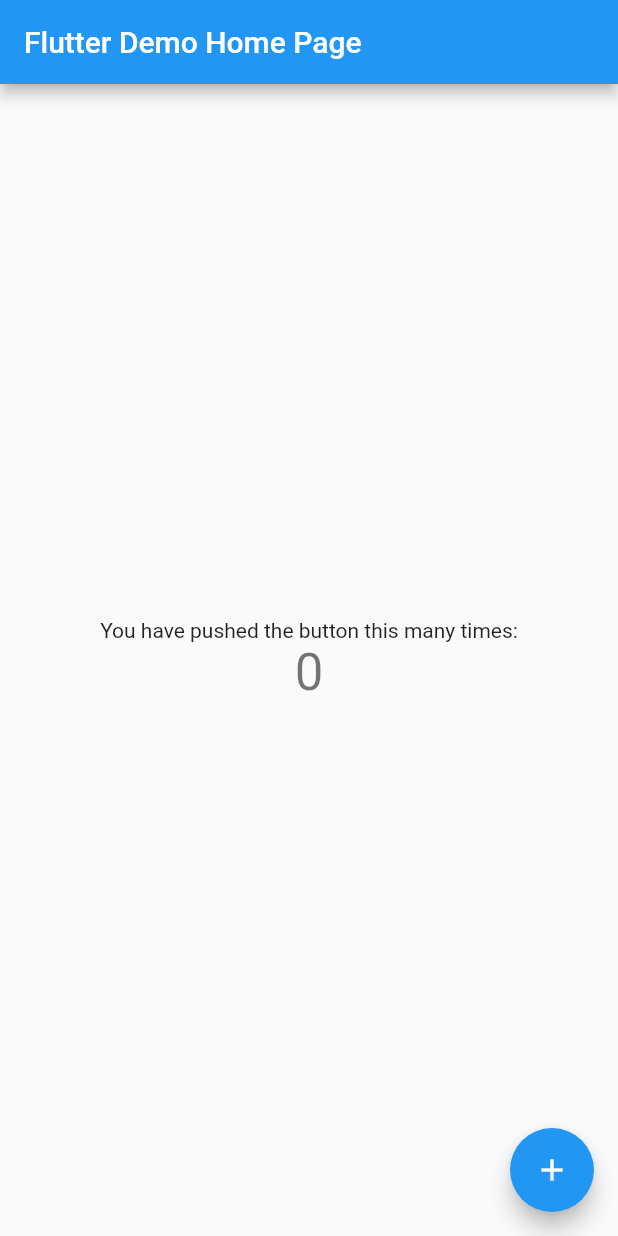
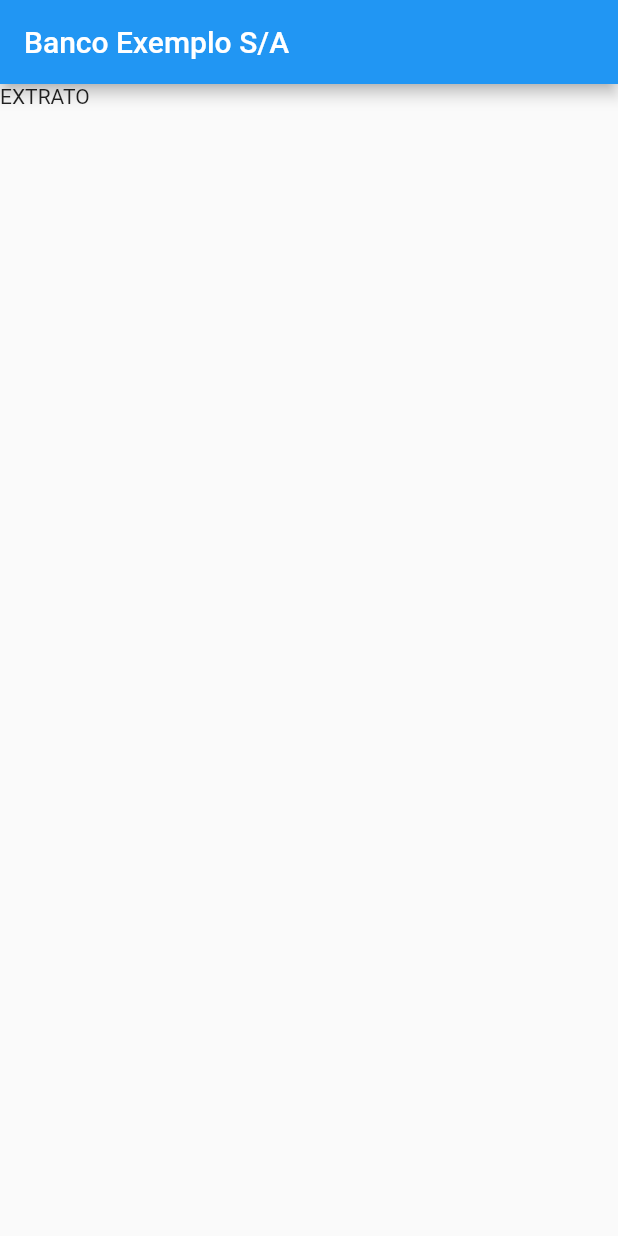
Before and after one commit to alinnegrazielle/project-flutter, a Flutter app: the screen it shows after launch, on a phone screen of 412 x 824 dp. Run offline on Flutter 3.47's test engine with Material 2 defaults, Android fonts, the phone set to English and light mode, and no system bars.

Commit message:
created title and first child

```diff
--- a/app_financial_transactions/lib/main.dart
+++ b/app_financial_transactions/lib/main.dart
@@ -9,109 +9,26 @@ class MyApp extends StatelessWidget {
   @override
   Widget build(BuildContext context) {
     return MaterialApp(
-      title: 'Flutter Demo',
+      title: 'Banco Exemplo S/A',
+      debugShowCheckedModeBanner: false,
       theme: ThemeData(
-        // This is the theme of your application.
-        //
-        // Try running your application with "flutter run". You'll see the
-        // application has a blue toolbar. Then, without quitting the app, try
-        // changing the primarySwatch below to Colors.green and then invoke
-        // "hot reload" (press "r" in the console where you ran "flutter run",
-        // or simply save your changes to "hot reload" in a Flutter IDE).
-        // Notice that the counter didn't reset back to zero; the application
-        // is not restarted.
         primarySwatch: Colors.blue,
-        // This makes the visual density adapt to the platform that you run
-        // the app on. For desktop platforms, the controls will be smaller and
-        // closer together (more dense) than on mobile platforms.
-        visualDensity: VisualDensity.adaptivePlatformDensity,
       ),
-      home: MyHomePage(title: 'Flutter Demo Home Page'),
+      home: HomePage(),
     );
   }
 }
 
-class MyHomePage extends StatefulWidget {
-  MyHomePage({Key key, this.title}) : super(key: key);
-
-  // This widget is the home page of your application. It is stateful, meaning
-  // that it has a State object (defined below) that contains fields that affect
-  // how it looks.
-
-  // This class is the configuration for the state. It holds the values (in this
-  // case the title) provided by the parent (in this case the App widget) and
-  // used by the build method of the State. Fields in a Widget subclass are
-  // always marked "final".
-
-  final String title;
-
-  @override
-  _MyHomePageState createState() => _MyHomePageState();
-}
-
-class _MyHomePageState extends State<MyHomePage> {
-  int _counter = 0;
-
-  void _incrementCounter() {
-    setState(() {
-      // This call to setState tells the Flutter framework that something has
-      // changed in this State, which causes it to rerun the build method below
-      // so that the display can reflect the updated values. If we changed
-      // _counter without calling setState(), then the build method would not be
-      // called again, and so nothing would appear to happen.
-      _counter++;
-    });
-  }
-
+class HomePage extends StatelessWidget {
   @override
   Widget build(BuildContext context) {
-    // This method is rerun every time setState is called, for instance as done
-    // by the _incrementCounter method above.
-    //
-    // The Flutter framework has been optimized to make rerunning build methods
-    // fast, so that you can just rebuild anything that needs updating rather
-    // than having to individually change instances of widgets.
     return Scaffold(
       appBar: AppBar(
-        // Here we take the value from the MyHomePage object that was created by
-        // the App.build method, and use it to set our appbar title.
-        title: Text(widget.title),
+        title: Text("Banco Exemplo S/A"),
       ),
-      body: Center(
-        // Center is a layout widget. It takes a single child and positions it
-        // in the middle of the parent.
-        child: Column(
-          // Column is also a layout widget. It takes a list of children and
-          // arranges them vertically. By default, it sizes itself to fit its
-          // children horizontally, and tries to be as tall as its parent.
-          //
-          // Invoke "debug painting" (press "p" in the console, choose the
-          // "Toggle Debug Paint" action from the Flutter Inspector in Android
-          // Studio, or the "Toggle Debug Paint" command in Visual Studio Code)
-          // to see the wireframe for each widget.
-          //
-          // Column has various properties to control how it sizes itself and
-          // how it positions its children. Here we use mainAxisAlignment to
-          // center the children vertically; the main axis here is the vertical
-          // axis because Columns are vertical (the cross axis would be
-          // horizontal).
-          mainAxisAlignment: MainAxisAlignment.center,
-          children: <Widget>[
-            Text(
-              'You have pushed the button this many times:',
-            ),
-            Text(
-              '$_counter',
-              style: Theme.of(context).textTheme.headline4,
-            ),
-          ],
-        ),
+      body: Container(
+        child: Text("EXTRATO"),
       ),
-      floatingActionButton: FloatingActionButton(
-        onPressed: _incrementCounter,
-        tooltip: 'Increment',
-        child: Icon(Icons.add),
-      ), // This trailing comma makes auto-formatting nicer for build methods.
     );
   }
 }
```
Also changed, not shown: 1 other file.
